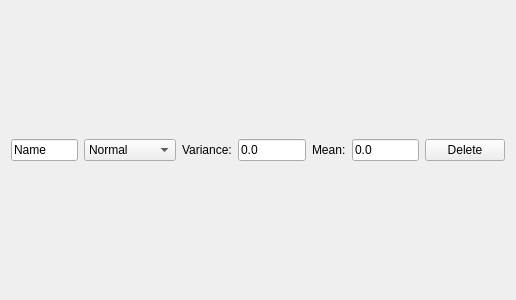
First picture: the form in simulationgui/dist_list_widget.ui, repository kyranstar/NASAMetaStudy, before the edit.
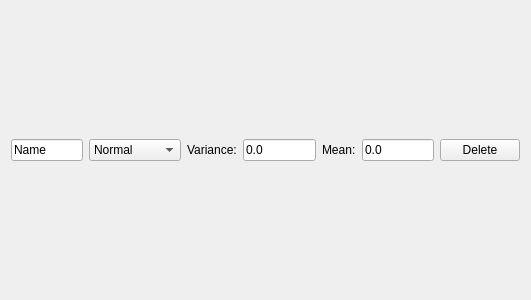
Second picture: the form after the edit.

Commit message: Implemented actual calculation of categorical variable covariance, cleaned up GUI

```diff
--- a/simulationgui/dist_list_widget.ui
+++ b/simulationgui/dist_list_widget.ui
@@ -6,7 +6,7 @@
    <rect>
     <x>0</x>
     <y>0</y>
-    <width>516</width>
+    <width>531</width>
     <height>300</height>
    </rect>
   </property>
```
The commit also changes 7 other files.
